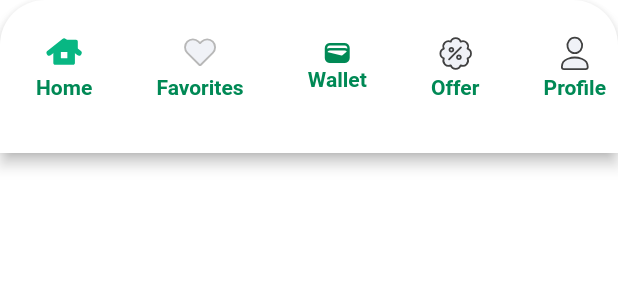
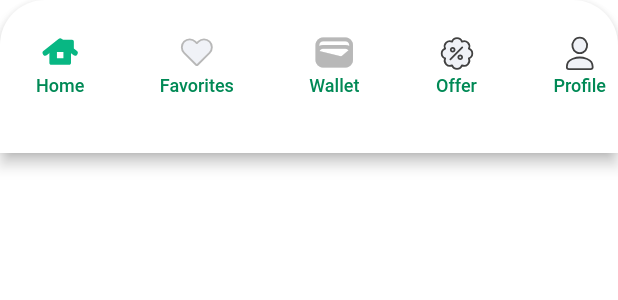
Before and after one commit to rukundorkay/riderapp, a Flutter app: the CustomBottomBar widget shown alone on an empty page, opened directly, on a phone screen of 412 x 824 dp. Shown: the top 300 px of the screen. Run offline on Flutter 3.47's test engine with Material 3 defaults, Android fonts, the phone set to English and light mode, and no system bars; our stand-ins replace flutter_svg, get, get_storage, google_fonts, google_maps_flutter, toggle_switch; accounts and stored records are empty.

Commit message:
minor changes

```diff
--- a/lib/home/home.dart
+++ b/lib/home/home.dart
@@ -6,3 +6,5 @@ export 'view/widget/locationSearchWidget.dart';
 export 'view/widget/menu.dart';
 export 'view/widget/notifications.dart';
 export 'view/widget/rental_button.dart';
+export 'view/widget/draw_menu.dart';
+export 'view/widget/location_bottom_sheet.dart';
--- a/lib/home/view/widget/custom_bar.dart
+++ b/lib/home/view/widget/custom_bar.dart
@@ -36,41 +36,43 @@ class CustomBottomBar extends StatelessWidget {
   @override
   Widget build(BuildContext context) {
     final theme = Theme.of(context);
-    const items = [
+    final items = [
       CustomBottomBarItem(
-        icon: MySvgPicture(
+        icon: const MySvgPicture(
           AppAssets.house,
           height: 30,
         ),
-        title: Text('Home'),
+        title: const Text('Home'),
+        isSelected: true,
       ),
       CustomBottomBarItem(
-        icon: MySvgPicture(
+        icon: const MySvgPicture(
           AppAssets.heart,
           height: 30,
         ),
-        title: Text('Favorites'),
+        title: const Text('Favorites'),
       ),
       CustomBottomBarItem(
-        icon: Icon(
+        icon: const Icon(
           Icons.wallet,
-          size: 20,
+          color: AppColors.borderGrey,
+          size: 30,
         ),
-        title: Text('Wallet'),
+        title: const Text('Wallet'),
       ),
       CustomBottomBarItem(
-        icon: MySvgPicture(
+        icon: const MySvgPicture(
           AppAssets.discounts,
           height: 30,
         ),
-        title: Text('Offer'),
+        title: const Text('Offer'),
       ),
       CustomBottomBarItem(
-        icon: MySvgPicture(
+        icon: const MySvgPicture(
           AppAssets.user,
           height: 30,
         ),
-        title: Text('Profile'),
+        title: const Text('Profile'),
       ),
     ];
     return
@@ -161,12 +163,13 @@ class CustomBottomBar extends StatelessWidget {
                                   height: 30,
                                   child: DefaultTextStyle(
                                     style: TextStyle(
-                                      color: Color.lerp(
+                                      color:  Color.lerp(
                                         _selectedColor.withOpacity(0),
                                         _selectedColor,
                                         t,
                                       ),
-                                      fontWeight: FontWeight.w600,
+                                      fontWeight: FontWeight.w500,
+                                      fontSize: 12,
                                     ),
                                     child: item.title,
                                   ),
@@ -192,12 +195,13 @@ class CustomBottomBar extends StatelessWidget {
 /// A model that holds the data required for a single tab of [CustomBottomBar].
 class CustomBottomBarItem {
   /// Initializes a new [CustomBottomBarItem].
-  const CustomBottomBarItem({
+  CustomBottomBarItem({
     required this.icon,
     required this.title,
     this.selectedColor,
     this.unselectedColor,
     this.activeIcon,
+    this.isSelected = false,
   });
 
   /// An icon to display.
@@ -214,4 +218,6 @@ class CustomBottomBarItem {
 
   /// The color to display when this tab is not selected.
   final Color? unselectedColor;
+
+  final bool isSelected;
 }
```
Also changed, not shown: lib/home/view/home.dart (+2 -35 lines), lib/home/view/widget/draw_menu.dart (added, +36 -0 lines), lib/home/view/widget/locationSearchWidget.dart (+20 -1 lines), lib/home/view/widget/location_bottom_sheet.dart (added, +113 -0 lines), lib/home/view/widget/location_input_box.dart (added, +36 -0 lines).
